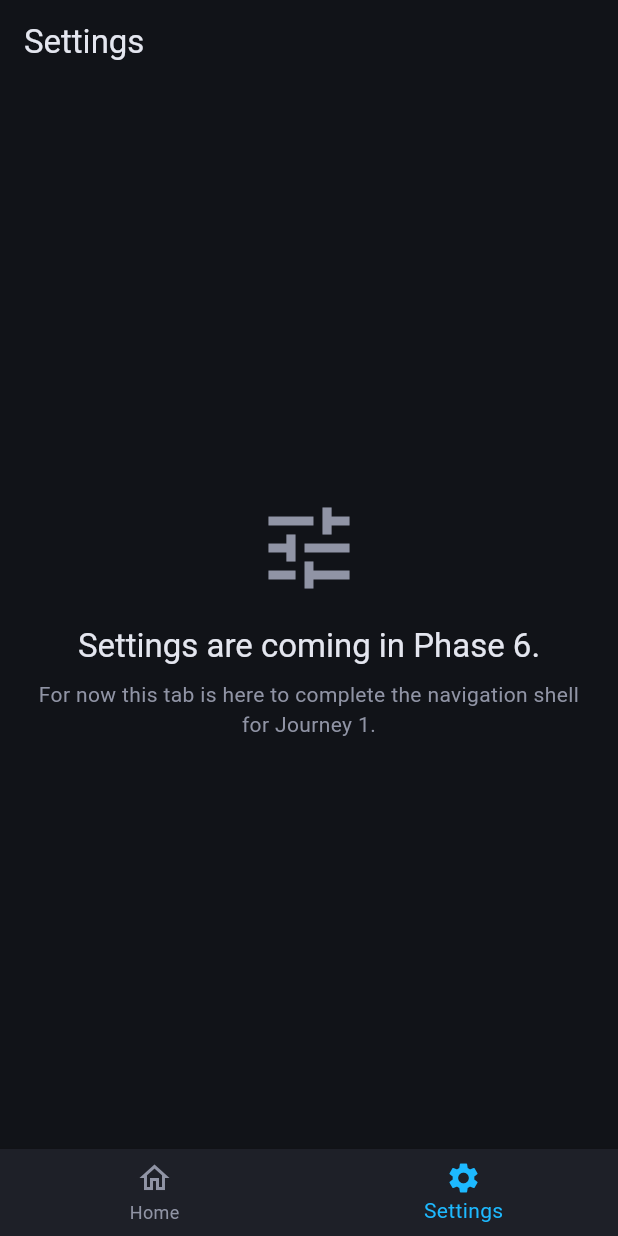
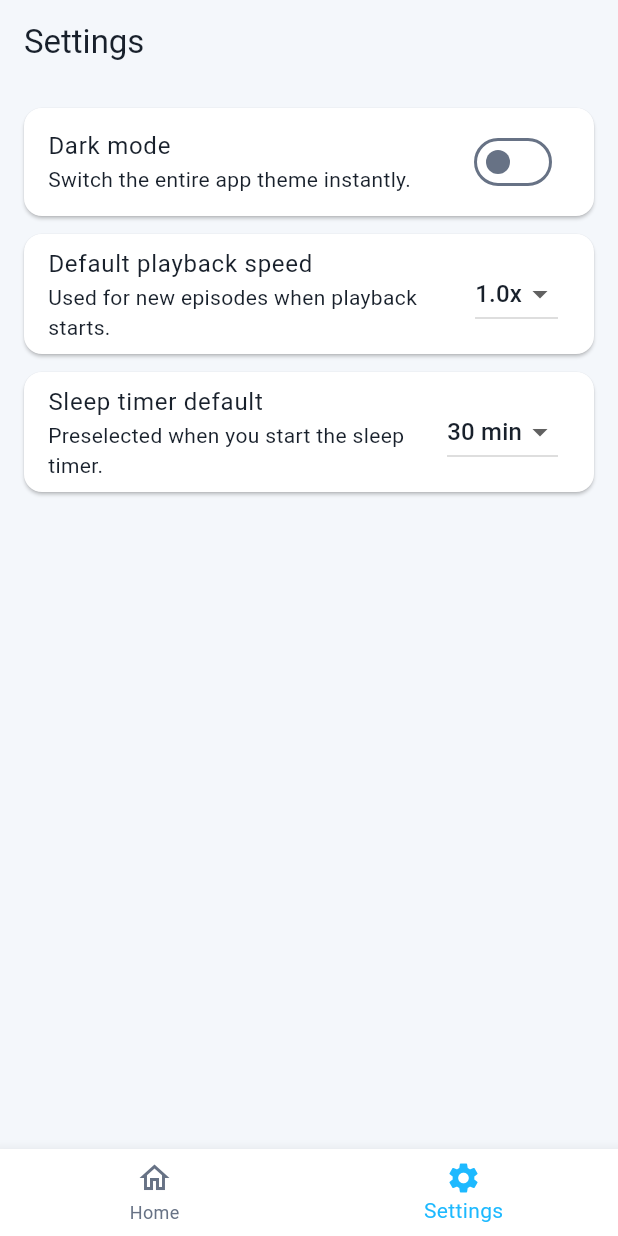
Before and after one commit to developingwoot/minacast, a Flutter app: the screen it shows after launch, item 2 of the bottom bar chosen, on a phone screen of 412 x 824 dp. Run offline on Flutter 3.47's test engine with Material 3 defaults, Android fonts, the phone set to English and light mode, and no system bars; our stand-ins replace audio_service, cached_network_image, flutter_html, flutter_local_notifications, flutter_riverpod, just_audio and 1 more; missing offline and left inert: dart_rss, workmanager; accounts and stored records are empty; statements that could not run were skipped; project files that could hold a hidden picture were left out.

Commit message:
feat: implement phase 6.1 settings screen
- add persisted app settings state for theme, playback speed, and sleep timer defaults
- replace the settings placeholder with real controls and app-wide theme wiring
- add provider and widget coverage and rerun flutter test/analyze

```diff
--- /dev/null
+++ b/lib/features/settings/models/app_settings.dart
@@ -0,0 +1,30 @@
+class AppSettings {
+  const AppSettings({
+    required this.darkMode,
+    required this.playbackSpeed,
+    required this.sleepTimerDefaultMinutes,
+  });
+
+  final bool darkMode;
+  final double playbackSpeed;
+  final int sleepTimerDefaultMinutes;
+
+  static const AppSettings defaults = AppSettings(
+    darkMode: false,
+    playbackSpeed: 1.0,
+    sleepTimerDefaultMinutes: 30,
+  );
+
+  AppSettings copyWith({
+    bool? darkMode,
+    double? playbackSpeed,
+    int? sleepTimerDefaultMinutes,
+  }) {
+    return AppSettings(
+      darkMode: darkMode ?? this.darkMode,
+      playbackSpeed: playbackSpeed ?? this.playbackSpeed,
+      sleepTimerDefaultMinutes:
+          sleepTimerDefaultMinutes ?? this.sleepTimerDefaultMinutes,
+    );
+  }
+}
--- a/lib/features/settings/screens/settings_screen.dart
+++ b/lib/features/settings/screens/settings_screen.dart
@@ -1,38 +1,131 @@
 import 'package:flutter/material.dart';
+import 'package:flutter_riverpod/flutter_riverpod.dart';
 
-class SettingsScreen extends StatelessWidget {
+import '../models/app_settings.dart';
+import '../providers/settings_providers.dart';
+
+class SettingsScreen extends ConsumerWidget {
   const SettingsScreen({super.key});
 
   @override
-  Widget build(BuildContext context) {
+  Widget build(BuildContext context, WidgetRef ref) {
     final ColorScheme colors = Theme.of(context).colorScheme;
-    final TextTheme textTheme = Theme.of(context).textTheme;
+    final AsyncValue<AppSettings> settings = ref.watch(appSettingsProvider);
 
     return Scaffold(
       appBar: AppBar(title: const Text('Settings')),
-      body: Center(
+      body: settings.when(
+        data: (AppSettings value) => _SettingsContent(settings: value),
+        loading: () => const Center(child: CircularProgressIndicator()),
+        error: (Object error, StackTrace stackTrace) => Center(
           child: Padding(
             padding: const EdgeInsets.all(24),
             child: Column(
               mainAxisSize: MainAxisSize.min,
               children: <Widget>[
-              Icon(Icons.tune, size: 72, color: colors.outline),
+                Icon(Icons.error_outline, size: 56, color: colors.outline),
                 const SizedBox(height: 16),
                 Text(
-                'Settings are coming in Phase 6.',
-                style: textTheme.titleLarge,
+                  'Settings could not be loaded.',
+                  style: Theme.of(context).textTheme.titleLarge,
                   textAlign: TextAlign.center,
                 ),
                 const SizedBox(height: 8),
                 Text(
-                'For now this tab is here to complete the navigation shell for Journey 1.',
-                style: textTheme.bodyMedium?.copyWith(color: colors.outline),
+                  'Please reopen the app and try again.',
+                  style: Theme.of(
+                    context,
+                  ).textTheme.bodyMedium?.copyWith(color: colors.outline),
                   textAlign: TextAlign.center,
                 ),
               ],
             ),
           ),
         ),
+      ),
     );
   }
 }
+
+class _SettingsContent extends ConsumerWidget {
+  const _SettingsContent({required this.settings});
+
+  final AppSettings settings;
+
+  static const List<double> _speedOptions = <double>[0.5, 1.0, 1.5, 2.0];
+  static const List<int> _sleepTimerOptions = <int>[15, 30, 45, 60];
+
+  @override
+  Widget build(BuildContext context, WidgetRef ref) {
+    final AppSettingsNotifier notifier = ref.read(appSettingsProvider.notifier);
+    final bool isUpdating = ref.watch(appSettingsProvider).isLoading;
+
+    return ListView(
+      padding: const EdgeInsets.all(16),
+      children: <Widget>[
+        Card(
+          child: SwitchListTile(
+            title: const Text('Dark mode'),
+            subtitle: const Text('Switch the entire app theme instantly.'),
+            value: settings.darkMode,
+            onChanged: isUpdating
+                ? null
+                : (bool enabled) async {
+                    await notifier.updateDarkMode(enabled);
+                  },
+          ),
+        ),
+        const SizedBox(height: 12),
+        Card(
+          child: ListTile(
+            title: const Text('Default playback speed'),
+            subtitle: const Text('Used for new episodes when playback starts.'),
+            trailing: DropdownButton<double>(
+              value: settings.playbackSpeed,
+              onChanged: isUpdating
+                  ? null
+                  : (double? value) async {
+                      if (value == null) {
+                        return;
+                      }
+
+                      await notifier.updatePlaybackSpeed(value);
+                    },
+              items: _speedOptions.map((double option) {
+                return DropdownMenuItem<double>(
+                  value: option,
+                  child: Text('${option.toStringAsFixed(1)}x'),
+                );
+              }).toList(),
+            ),
+          ),
+        ),
+        const SizedBox(height: 12),
+        Card(
+          child: ListTile(
+            title: const Text('Sleep timer default'),
+            subtitle: const Text('Preselected when you start the sleep timer.'),
+            trailing: DropdownButton<int>(
+              value: settings.sleepTimerDefaultMinutes,
+              onChanged: isUpdating
+                  ? null
+                  : (int? value) async {
+                      if (value == null) {
+                        return;
+                      }
+
+                      await notifier.updateSleepTimerDefaultMinutes(value);
+                    },
+              items: _sleepTimerOptions.map((int option) {
+                return DropdownMenuItem<int>(
+                  value: option,
+                  child: Text('$option min'),
+                );
+              }).toList(),
+            ),
+          ),
+        ),
+      ],
+    );
+  }
+}
--- a/lib/main.dart
+++ b/lib/main.dart
@@ -13,6 +13,7 @@ import 'features/playback/providers/playback_providers.dart';
 import 'features/playback/services/playback_persistence_coordinator.dart';
 import 'features/playback/services/podcast_audio_handler.dart';
 import 'features/playback/widgets/mini_player.dart';
+import 'features/settings/providers/settings_providers.dart';
 import 'features/settings/screens/settings_screen.dart';
 
 Future<void> main() async {
@@ -41,7 +42,8 @@ Future<void> main() async {
   );
   await notificationsPlugin
       .resolvePlatformSpecificImplementation<
-          AndroidFlutterLocalNotificationsPlugin>()
+        AndroidFlutterLocalNotificationsPlugin
+      >()
       ?.createNotificationChannel(
         const AndroidNotificationChannel(
           kNotificationChannelId,
@@ -63,9 +65,7 @@ Future<void> main() async {
 
   runApp(
     ProviderScope(
-      overrides: [
-        audioHandlerProvider.overrideWithValue(audioHandler),
-      ],
+      overrides: [audioHandlerProvider.overrideWithValue(audioHandler)],
       child: const MyApp(),
     ),
   );
@@ -107,24 +107,35 @@ class _MyAppState extends ConsumerState<MyApp> with WidgetsBindingObserver {
   @override
   Widget build(BuildContext context) {
     const Color accentColor = Color(0xFF1DB9FF);
-    const Color backgroundColor = Color(0xFF111318);
-    const Color surfaceColor = Color(0xFF1E2028);
-    const Color textColor = Color(0xFFE4E6EF);
-
-    const ColorScheme colorScheme = ColorScheme.dark(
-      primary: accentColor,
-      secondary: accentColor,
-      surface: surfaceColor,
-      onPrimary: Colors.black,
-      onSecondary: Colors.black,
-      onSurface: textColor,
-      outline: Color(0xFF9094A5),
-    );
+    final bool darkModeEnabled = ref.watch(darkModeEnabledProvider);
 
     return MaterialApp(
       title: 'Minacast',
       debugShowCheckedModeBanner: false,
-      theme: ThemeData(
+      theme: _buildLightTheme(accentColor),
+      darkTheme: _buildDarkTheme(accentColor),
+      themeMode: darkModeEnabled ? ThemeMode.dark : ThemeMode.light,
+      home: const AppShell(),
+    );
+  }
+
+  ThemeData _buildLightTheme(Color accentColor) {
+    const Color backgroundColor = Color(0xFFF4F7FB);
+    const Color surfaceColor = Colors.white;
+    const Color textColor = Color(0xFF18202B);
+    const Color mutedColor = Color(0xFF677285);
+
+    final ColorScheme colorScheme = ColorScheme.light(
+      primary: accentColor,
+      secondary: accentColor,
+      surface: surfaceColor,
+      onPrimary: Colors.white,
+      onSecondary: Colors.white,
+      onSurface: textColor,
+      outline: mutedColor,
+    );
+
+    return ThemeData(
       useMaterial3: true,
       colorScheme: colorScheme,
       scaffoldBackgroundColor: backgroundColor,
@@ -138,14 +149,50 @@ class _MyAppState extends ConsumerState<MyApp> with WidgetsBindingObserver {
         color: surfaceColor,
         margin: EdgeInsets.zero,
       ),
-        bottomNavigationBarTheme: const BottomNavigationBarThemeData(
+      bottomNavigationBarTheme: BottomNavigationBarThemeData(
+        backgroundColor: surfaceColor,
+        selectedItemColor: accentColor,
+        unselectedItemColor: mutedColor,
+        type: BottomNavigationBarType.fixed,
+      ),
+    );
+  }
+
+  ThemeData _buildDarkTheme(Color accentColor) {
+    const Color backgroundColor = Color(0xFF111318);
+    const Color surfaceColor = Color(0xFF1E2028);
+    const Color textColor = Color(0xFFE4E6EF);
+
+    final ColorScheme colorScheme = ColorScheme.dark(
+      primary: accentColor,
+      secondary: accentColor,
+      surface: surfaceColor,
+      onPrimary: Colors.black,
+      onSecondary: Colors.black,
+      onSurface: textColor,
+      outline: Color(0xFF9094A5),
+    );
+
+    return ThemeData(
+      useMaterial3: true,
+      colorScheme: colorScheme,
+      scaffoldBackgroundColor: backgroundColor,
+      appBarTheme: const AppBarTheme(
+        backgroundColor: backgroundColor,
+        foregroundColor: textColor,
+        elevation: 0,
+        centerTitle: false,
+      ),
+      cardTheme: const CardThemeData(
+        color: surfaceColor,
+        margin: EdgeInsets.zero,
+      ),
+      bottomNavigationBarTheme: BottomNavigationBarThemeData(
         backgroundColor: surfaceColor,
         selectedItemColor: accentColor,
         unselectedItemColor: Color(0xFF9094A5),
         type: BottomNavigationBarType.fixed,
       ),
-      ),
-      home: const AppShell(),
     );
   }
 }
@@ -177,7 +224,9 @@ class _AppShellState extends ConsumerState<AppShell> {
     return Scaffold(
       body: Column(
         children: <Widget>[
-          Expanded(child: IndexedStack(index: _selectedIndex, children: _tabs)),
+          Expanded(
+            child: IndexedStack(index: _selectedIndex, children: _tabs),
+          ),
           player,
         ],
       ),
```
Also changed, not shown: lib/features/playback/screens/full_player_screen.dart (+16 -13 lines), lib/features/settings/providers/settings_providers.dart (added, +125 -0 lines), 7 other files. Lines whose indentation alone changed are shown as unchanged.
